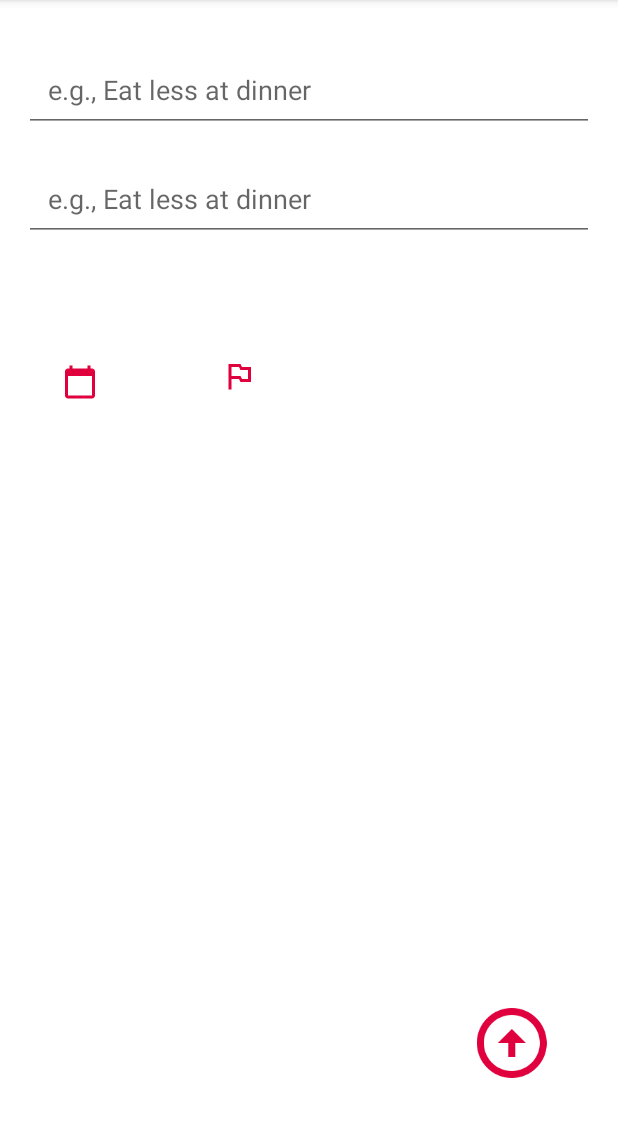
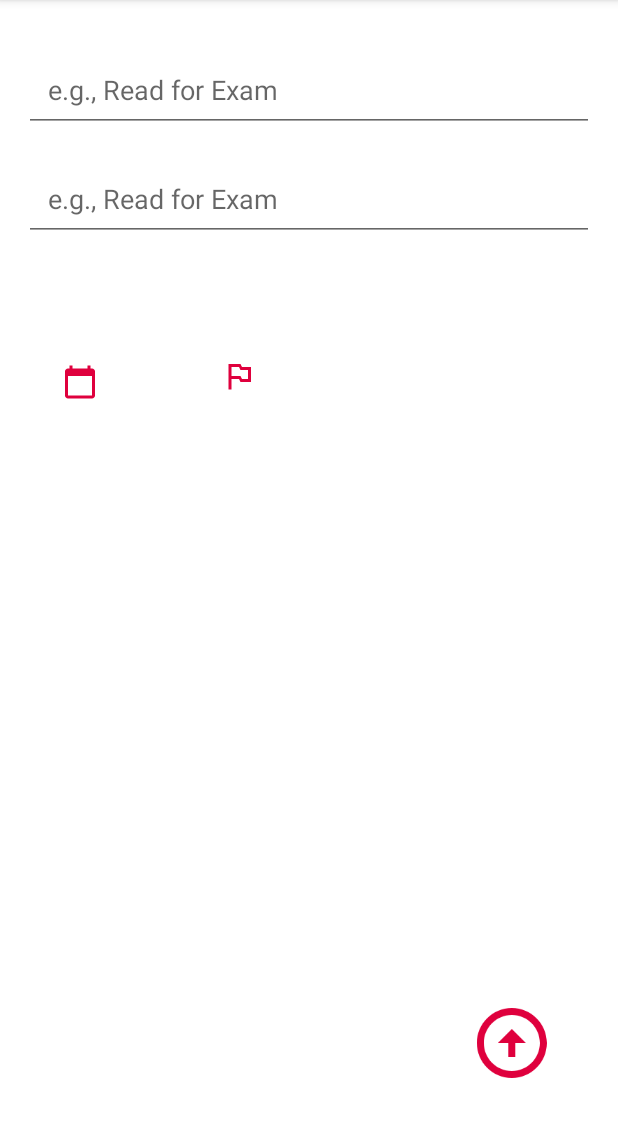
Before and after one commit to Suman-bhujel1996/todo-app-suman, an Android app: the screen it shows after launch (MainActivity), after a tap on an icon or button, on a phone screen of 412 x 824 dp, the part 84-1221 px from its top. Run offline under Robolectric (Android 15) with nearby library versions, the phone set to English and light mode, and no system bars; our stand-ins replace Room's generated code.

```diff
--- a/app/src/main/res/values/strings.xml
+++ b/app/src/main/res/values/strings.xml
@@ -11,7 +11,7 @@
     <string name="tv_title">Title</string>
     <!-- TODO: Remove or change this placeholder text -->
     <string name="hello_blank_fragment">Hello blank fragment</string>
-    <string name="enter_todo_hint">e.g., Eat less at dinner</string>
+    <string name="enter_todo_hint">e.g., Read for Exam</string>
     <string name="today_calendar_button">Today</string>
     <string name="empty_field">Empty task</string>
     <string name="due_date_text">Due Date</string>
```
Also changed, not shown: 1 other file.
